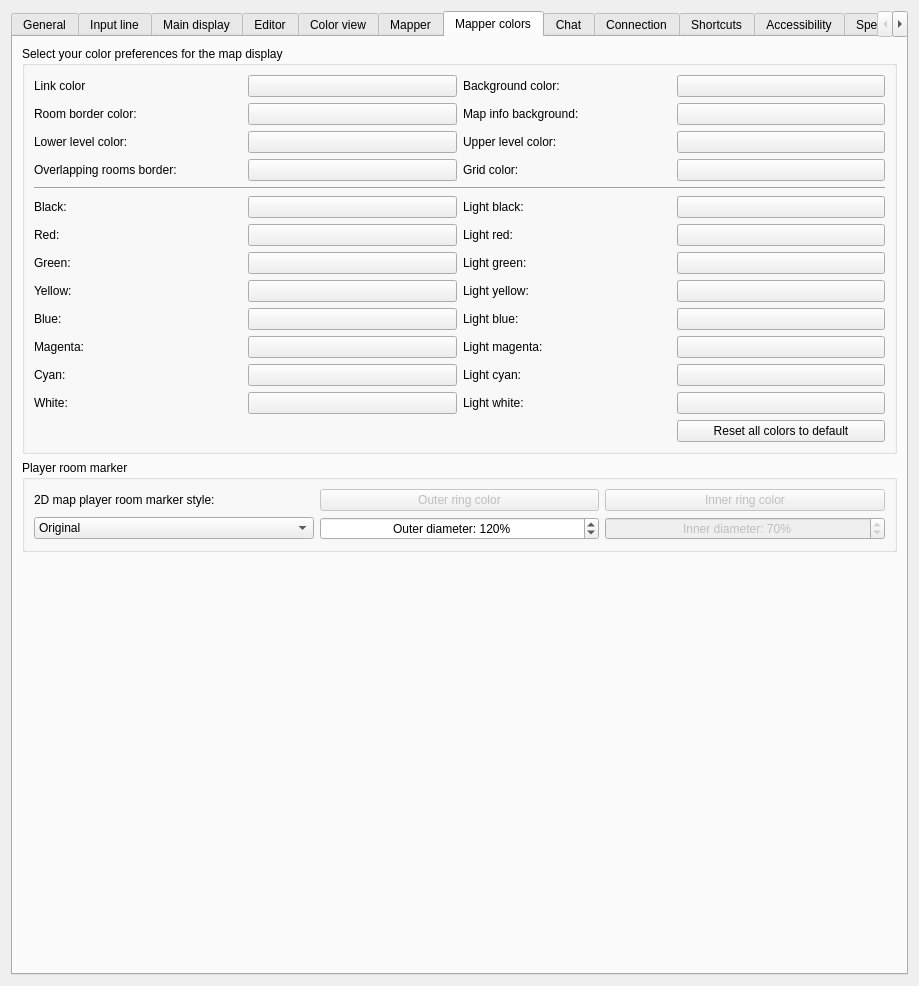
Before: the Qt Designer form src/ui/profile_preferences.ui in Mudlet/Mudlet, drawn with Qt 5.
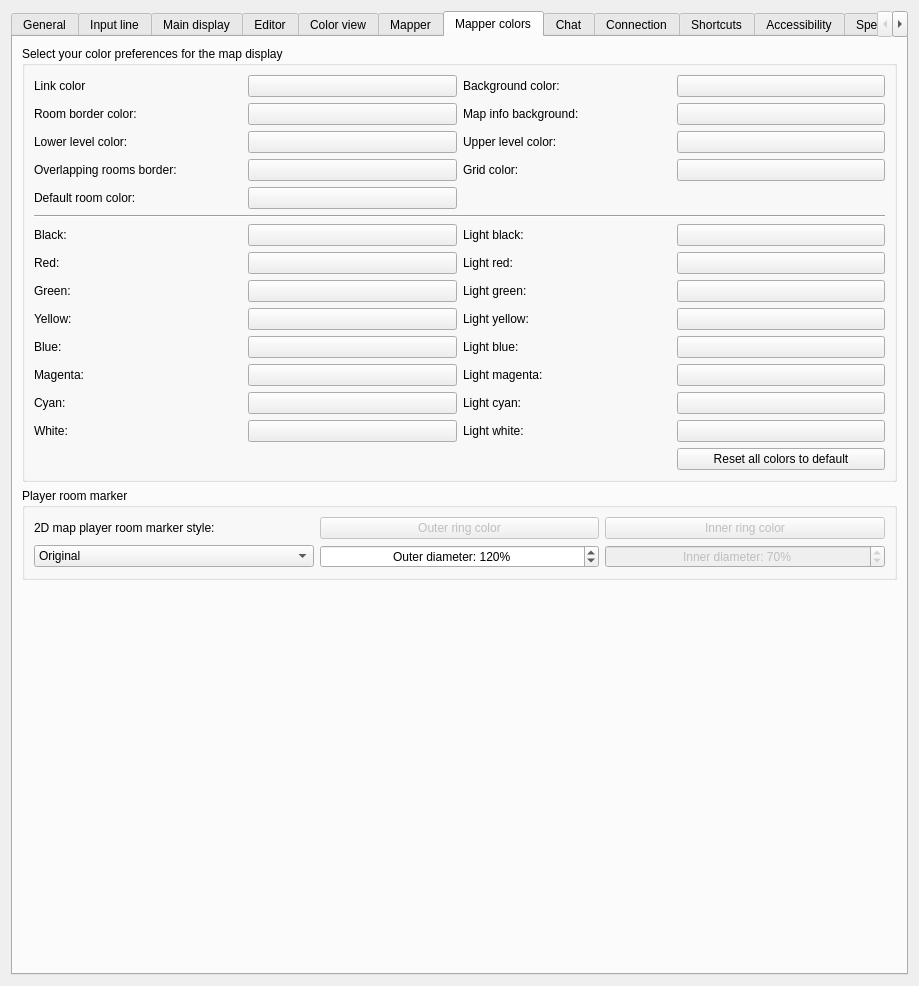
After: the same form once the commit is applied. The open tabs and pages were chosen to show the change. Icons and pictures are not drawn. Custom widgets are drawn as their Qt base class.

Commit message:
Add: Rooms with no environment color take a default room color
A room whose environment has no color was drawn in the map's red, the
same as environment 1, so the only way to change it was to change red.
It now has its own setting in the mapper colors, red until it is set.

Closes #6182

The edit to the form file:
```diff
--- a/src/ui/profile_preferences.ui
+++ b/src/ui/profile_preferences.ui
@@ -3377,14 +3377,40 @@
             </property>
            </widget>
           </item>
-          <item row="4" column="0" colspan="4">
+          <item row="4" column="0">
+           <widget class="QLabel" name="label_defaultRoomColor">
+            <property name="toolTip">
+             <string>&lt;p&gt;The color of rooms whose environment has no color of its own. Until it is set, it is the map&apos;s red.&lt;/p&gt;</string>
+            </property>
+            <property name="text">
+             <string>Default room color:</string>
+            </property>
+            <property name="buddy">
+             <cstring>pushButton_defaultRoomColor</cstring>
+            </property>
+           </widget>
+          </item>
+          <item row="4" column="1">
+           <widget class="QPushButton" name="pushButton_defaultRoomColor">
+            <property name="toolTip">
+             <string>&lt;p&gt;The color of rooms whose environment has no color of its own. Until it is set, it is the map&apos;s red.&lt;/p&gt;</string>
+            </property>
+            <property name="autoFillBackground">
+             <bool>true</bool>
+            </property>
+            <property name="text">
+             <string/>
+            </property>
+           </widget>
+          </item>
+          <item row="5" column="0" colspan="4">
            <widget class="Line" name="line_mapperColorsSeparator">
             <property name="orientation">
              <enum>Qt::Orientation::Horizontal</enum>
             </property>
            </widget>
           </item>
-          <item row="5" column="0">
+          <item row="6" column="0">
            <widget class="QLabel" name="label_17">
             <property name="text">
              <string>Black:</string>
@@ -3394,7 +3420,7 @@
             </property>
            </widget>
           </item>
-          <item row="5" column="1">
+          <item row="6" column="1">
            <widget class="QPushButton" name="pushButton_black_2">
             <property name="autoFillBackground">
              <bool>true</bool>
@@ -3404,7 +3430,7 @@
             </property>
            </widget>
           </item>
-          <item row="5" column="2">
+          <item row="6" column="2">
            <widget class="QLabel" name="label_49">
             <property name="text">
              <string>Light black:</string>
@@ -3414,7 +3440,7 @@
             </property>
            </widget>
           </item>
-          <item row="5" column="3">
+          <item row="6" column="3">
            <widget class="QPushButton" name="pushButton_Lblack_2">
             <property name="autoFillBackground">
              <bool>true</bool>
@@ -3424,7 +3450,7 @@
             </property>
            </widget>
           </item>
-          <item row="6" column="0">
+          <item row="7" column="0">
            <widget class="QLabel" name="label_42">
             <property name="text">
              <string>Red:</string>
@@ -3434,7 +3460,7 @@
             </property>
            </widget>
           </item>
-          <item row="6" column="1">
+          <item row="7" column="1">
            <widget class="QPushButton" name="pushButton_red_2">
             <property name="autoFillBackground">
              <bool>true</bool>
@@ -3444,7 +3470,7 @@
             </property>
            </widget>
           </item>
-          <item row="6" column="2">
+          <item row="7" column="2">
            <widget class="QLabel" name="label_50">
             <property name="text">
              <string>Light red:</string>
@@ -3454,7 +3480,7 @@
             </property>
            </widget>
           </item>
-          <item row="6" column="3">
+          <item row="7" column="3">
            <widget class="QPushButton" name="pushButton_Lred_2">
             <property name="autoFillBackground">
              <bool>true</bool>
@@ -3464,7 +3490,7 @@
             </property>
            </widget>
           </item>
-          <item row="7" column="0">
+          <item row="8" column="0">
            <widget class="QLabel" name="label_43">
             <property name="text">
              <string>Green:</string>
@@ -3474,7 +3500,7 @@
             </property>
            </widget>
           </item>
-          <item row="7" column="1">
+          <item row="8" column="1">
            <widget class="QPushButton" name="pushButton_green_2">
             <property name="autoFillBackground">
              <bool>true</bool>
@@ -3484,7 +3510,7 @@
             </property>
            </widget>
           </item>
-          <item row="7" column="2">
+          <item row="8" column="2">
            <widget class="QLabel" name="label_51">
             <property name="text">
              <string>Light green:</string>
@@ -3494,7 +3520,7 @@
             </property>
            </widget>
           </item>
-          <item row="7" column="3">
+          <item row="8" column="3">
            <widget class="QPushButton" name="pushButton_Lgreen_2">
             <property name="autoFillBackground">
              <bool>true</bool>
@@ -3504,7 +3530,7 @@
             </property>
            </widget>
           </item>
-          <item row="8" column="0">
+          <item row="9" column="0">
            <widget class="QLabel" name="label_48">
             <property name="text">
              <string>Yellow:</string>
@@ -3514,7 +3540,7 @@
             </property>
            </widget>
           </item>
-          <item row="8" column="1">
+          <item row="9" column="1">
            <widget class="QPushButton" name="pushButton_yellow_2">
             <property name="autoFillBackground">
              <bool>true</bool>
@@ -3524,7 +3550,7 @@
             </property>
            </widget>
           </item>
-          <item row="8" column="2">
+          <item row="9" column="2">
            <widget class="QLabel" name="label_52">
             <property name="text">
              <string>Light yellow:</string>
@@ -3534,7 +3560,7 @@
             </property>
            </widget>
           </item>
-          <item row="8" column="3">
+          <item row="9" column="3">
            <widget class="QPushButton" name="pushButton_Lyellow_2">
             <property name="autoFillBackground">
              <bool>true</bool>
@@ -3544,7 +3570,7 @@
             </property>
            </widget>
           </item>
-          <item row="9" column="0">
+          <item row="10" column="0">
            <widget class="QLabel" name="label_44">
             <property name="text">
              <string>Blue:</string>
@@ -3554,7 +3580,7 @@
             </property>
            </widget>
           </item>
-          <item row="9" column="1">
+          <item row="10" column="1">
            <widget class="QPushButton" name="pushButton_blue_2">
             <property name="autoFillBackground">
              <bool>true</bool>
@@ -3564,7 +3590,7 @@
             </property>
            </widget>
           </item>
-          <item row="9" column="2">
+          <item row="10" column="2">
            <widget class="QLabel" name="label_53">
             <property name="text">
              <string>Light blue:</string>
@@ -3574,7 +3600,7 @@
             </property>
            </widget>
           </item>
-          <item row="9" column="3">
+          <item row="10" column="3">
            <widget class="QPushButton" name="pushButton_Lblue_2">
             <property name="autoFillBackground">
              <bool>true</bool>
@@ -3584,7 +3610,7 @@
             </property>
            </widget>
           </item>
-          <item row="10" column="0">
+          <item row="11" column="0">
            <widget class="QLabel" name="label_45">
             <property name="text">
              <string>Magenta:</string>
@@ -3594,7 +3620,7 @@
             </property>
            </widget>
           </item>
-          <item row="10" column="1">
+          <item row="11" column="1">
            <widget class="QPushButton" name="pushButton_magenta_2">
             <property name="autoFillBackground">
              <bool>true</bool>
@@ -3604,7 +3630,7 @@
             </property>
            </widget>
           </item>
-          <item row="10" column="2">
+          <item row="11" column="2">
            <widget class="QLabel" name="label_54">
             <property name="text">
              <string>Light magenta:</string>
@@ -3614,7 +3640,7 @@
             </property>
            </widget>
           </item>
-          <item row="10" column="3">
+          <item row="11" column="3">
            <widget class="QPushButton" name="pushButton_Lmagenta_2">
             <property name="autoFillBackground">
              <bool>true</bool>
@@ -3624,7 +3650,7 @@
             </property>
            </widget>
           </item>
-          <item row="11" column="0">
+          <item row="12" column="0">
            <widget class="QLabel" name="label_46">
             <property name="text">
              <string>Cyan:</string>
@@ -3634,7 +3660,7 @@
             </property>
            </widget>
           </item>
-          <item row="11" column="1">
+          <item row="12" column="1">
            <widget class="QPushButton" name="pushButton_cyan_2">
             <property name="autoFillBackground">
              <bool>true</bool>
@@ -3644,7 +3670,7 @@
             </property>
            </widget>
           </item>
-          <item row="11" column="2">
+          <item row="12" column="2">
            <widget class="QLabel" name="label_55">
             <property name="text">
              <string>Light cyan:</string>
@@ -3654,7 +3680,7 @@
             </property>
            </widget>
           </item>
-          <item row="11" column="3">
+          <item row="12" column="3">
            <widget class="QPushButton" name="pushButton_Lcyan_2">
             <property name="autoFillBackground">
              <bool>true</bool>
@@ -3664,7 +3690,7 @@
             </property>
            </widget>
           </item>
-          <item row="12" column="0">
+          <item row="13" column="0">
            <widget class="QLabel" name="label_47">
             <property name="text">
              <string>White:</string>
@@ -3674,7 +3700,7 @@
             </property>
            </widget>
           </item>
-          <item row="12" column="1">
+          <item row="13" column="1">
            <widget class="QPushButton" name="pushButton_white_2">
             <property name="autoFillBackground">
              <bool>true</bool>
@@ -3684,7 +3710,7 @@
             </property>
            </widget>
           </item>
-          <item row="12" column="2">
+          <item row="13" column="2">
            <widget class="QLabel" name="label_56">
             <property name="text">
              <string>Light white:</string>
@@ -3694,17 +3720,17 @@
             </property>
            </widget>
           </item>
-          <item row="12" column="3">
-           <widget class="QPushButton" name="pushButton_Lwhite_2">
-            <property name="autoFillBackground">
-             <bool>true</bool>
-            </property>
-            <property name="text">
-             <string/>
-            </property>
-           </widget>
-          </item>
           <item row="13" column="3">
+           <widget class="QPushButton" name="pushButton_Lwhite_2">
+            <property name="autoFillBackground">
+             <bool>true</bool>
+            </property>
+            <property name="text">
+             <string/>
+            </property>
+           </widget>
+          </item>
+          <item row="14" column="3">
            <widget class="QPushButton" name="reset_colors_button_2">
             <property name="text">
              <string>Reset all colors to default</string>
```
Left out of the diff: 1 changed line with no effect on the pictures. The commit also changes 9 other files.
